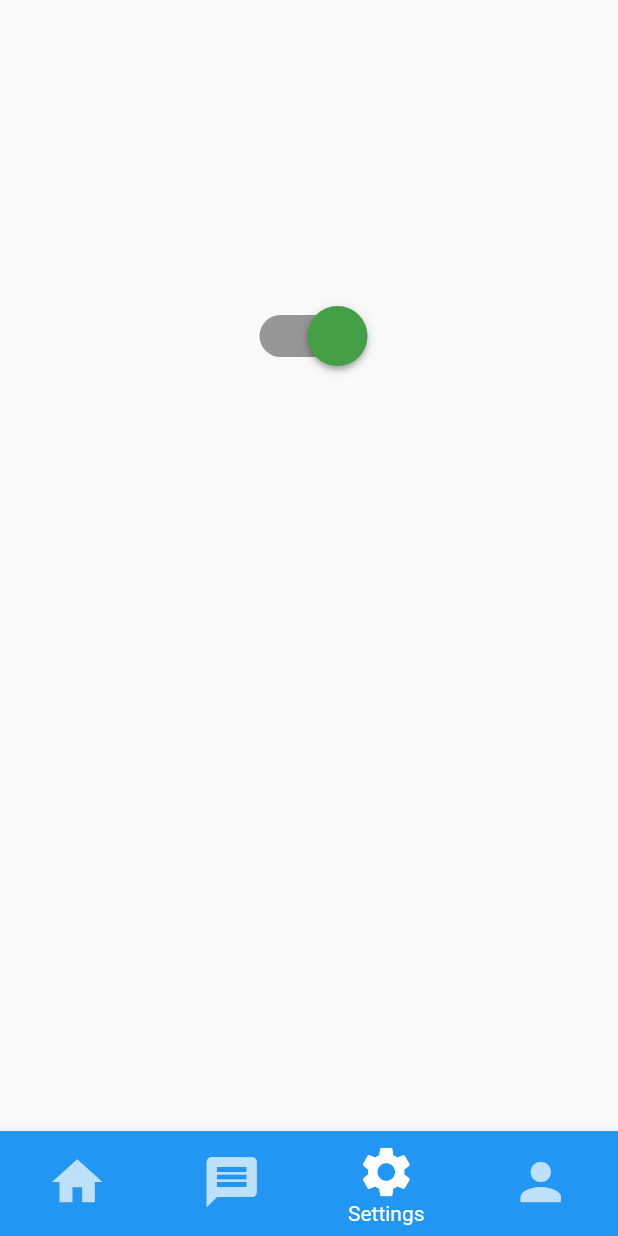
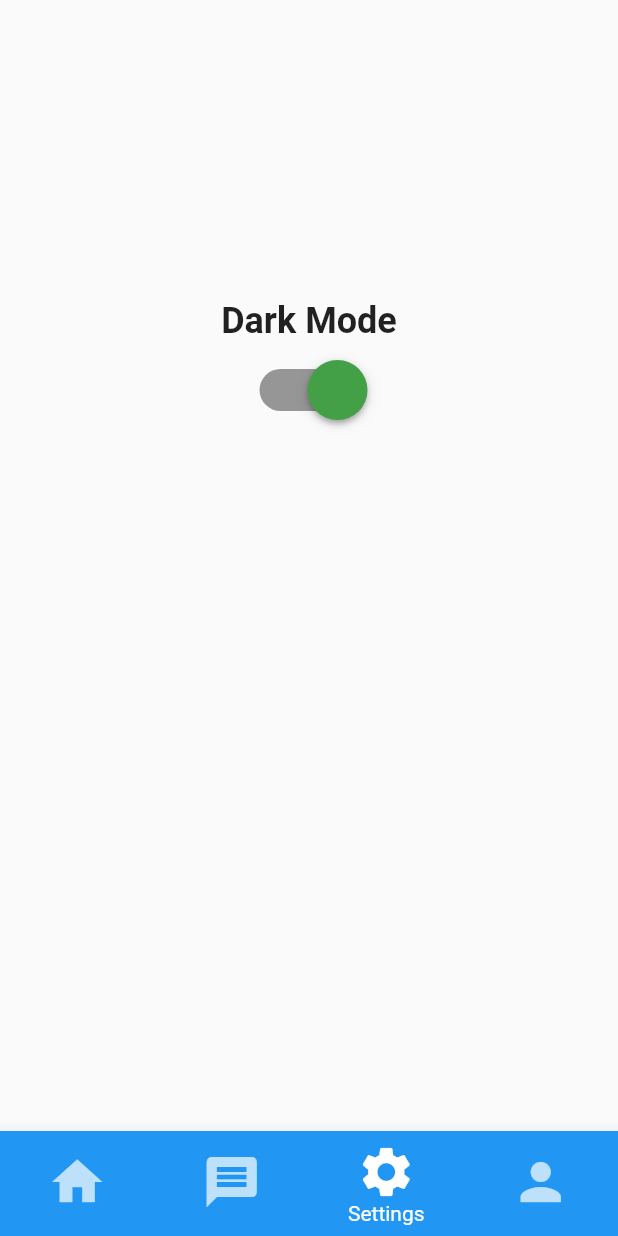
Before and after one commit to The-Law-1/Redditech, a Flutter app: the screen it shows after launch, item 3 of the bottom bar chosen, on a phone screen of 412 x 824 dp. Run offline on Flutter 3.47's test engine with Material 2 defaults, Android fonts, the phone set to English and light mode, and no system bars; missing offline and left inert: draw, flutter_web_auth; network calls fail.

Commit message:
added text to the tuggle button in the settings page

```diff
--- a/lib/pages/settings_page.dart
+++ b/lib/pages/settings_page.dart
@@ -19,7 +19,7 @@ class _SettingsPageState extends State<SettingsPage> {
         const SizedBox(
           height: 200,
         ),
-        buildSwitch()
+        buildHeader(child: buildSwitch(), text: 'Dark Mode'),
       ],
     ))));
   }
@@ -34,4 +34,20 @@ class _SettingsPageState extends State<SettingsPage> {
           onChanged: (value) => setState(() => this.value = value),
         ),
       );
+
+  Widget buildHeader({
+    required Widget child,
+    required String text,
+  }) =>
+      Column(
+        crossAxisAlignment: CrossAxisAlignment.center,
+        children: [
+          Text(
+            text,
+            style: const TextStyle(fontSize: 24, fontWeight: FontWeight.bold),
+          ),
+          const SizedBox(height: 8),
+          child,
+        ],
+      );
 }
```
